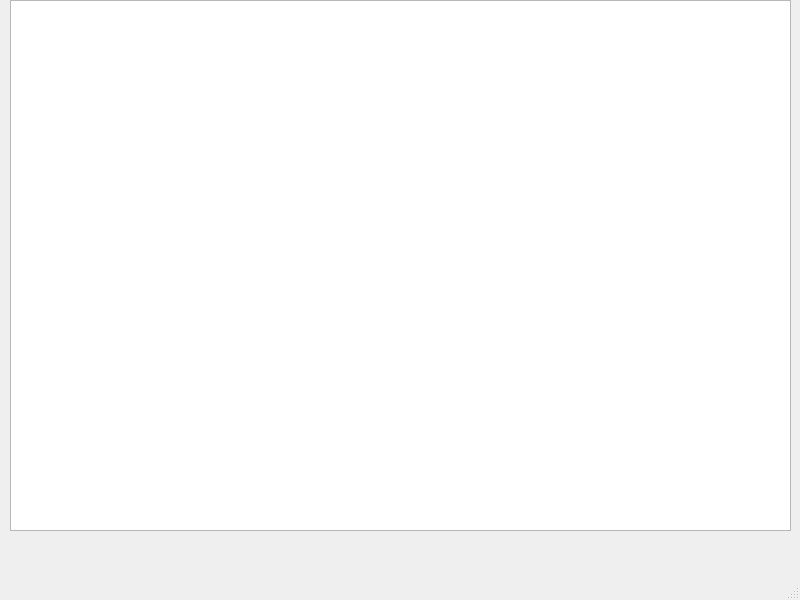
First picture: the form in main.ui, repository YalAndrey/coffi, before the edit.
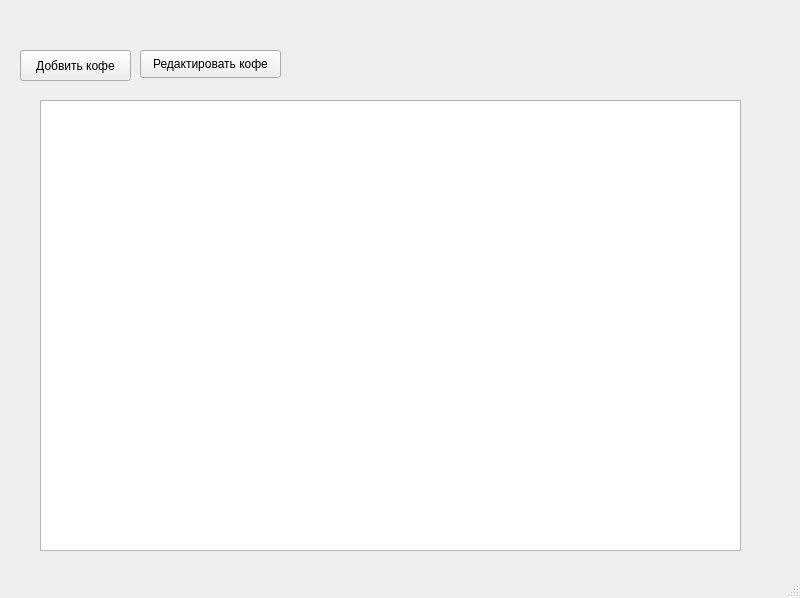
Second picture: the form after the edit.

```diff
--- a/main.ui
+++ b/main.ui
@@ -7,20 +7,46 @@
     <x>0</x>
     <y>0</y>
     <width>800</width>
-    <height>600</height>
+    <height>598</height>
    </rect>
   </property>
   <property name="windowTitle">
    <string>MainWindow</string>
   </property>
   <widget class="QWidget" name="centralwidget">
+   <widget class="QPushButton" name="pushButton">
+    <property name="geometry">
+     <rect>
+      <x>20</x>
+      <y>50</y>
+      <width>111</width>
+      <height>31</height>
+     </rect>
+    </property>
+    <property name="text">
+     <string>Добвить кофе</string>
+    </property>
+   </widget>
+   <widget class="QPushButton" name="pushButton_3">
+    <property name="geometry">
+     <rect>
+      <x>140</x>
+      <y>50</y>
+      <width>141</width>
+      <height>28</height>
+     </rect>
+    </property>
+    <property name="text">
+     <string>Редактировать кофе</string>
+    </property>
+   </widget>
    <widget class="QTableWidget" name="tableWidget">
     <property name="geometry">
      <rect>
-      <x>10</x>
-      <y>0</y>
-      <width>781</width>
-      <height>531</height>
+      <x>40</x>
+      <y>100</y>
+      <width>701</width>
+      <height>451</height>
      </rect>
     </property>
    </widget>
```
Left out of the diff: 13 changed lines with no effect on the pictures.
